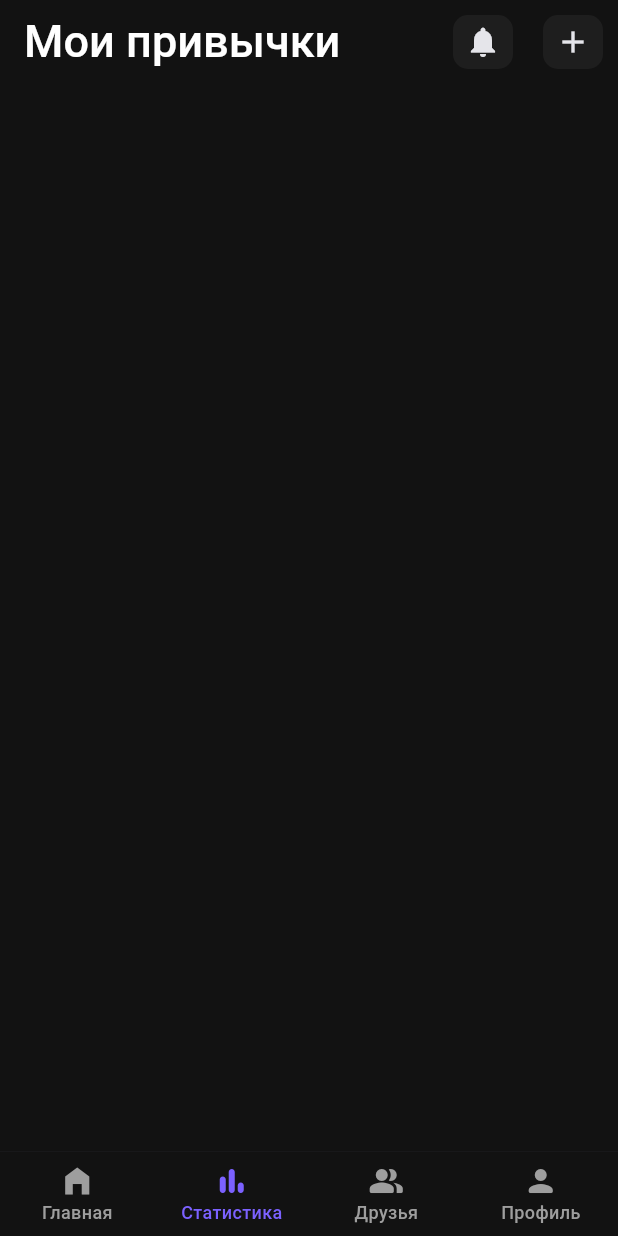
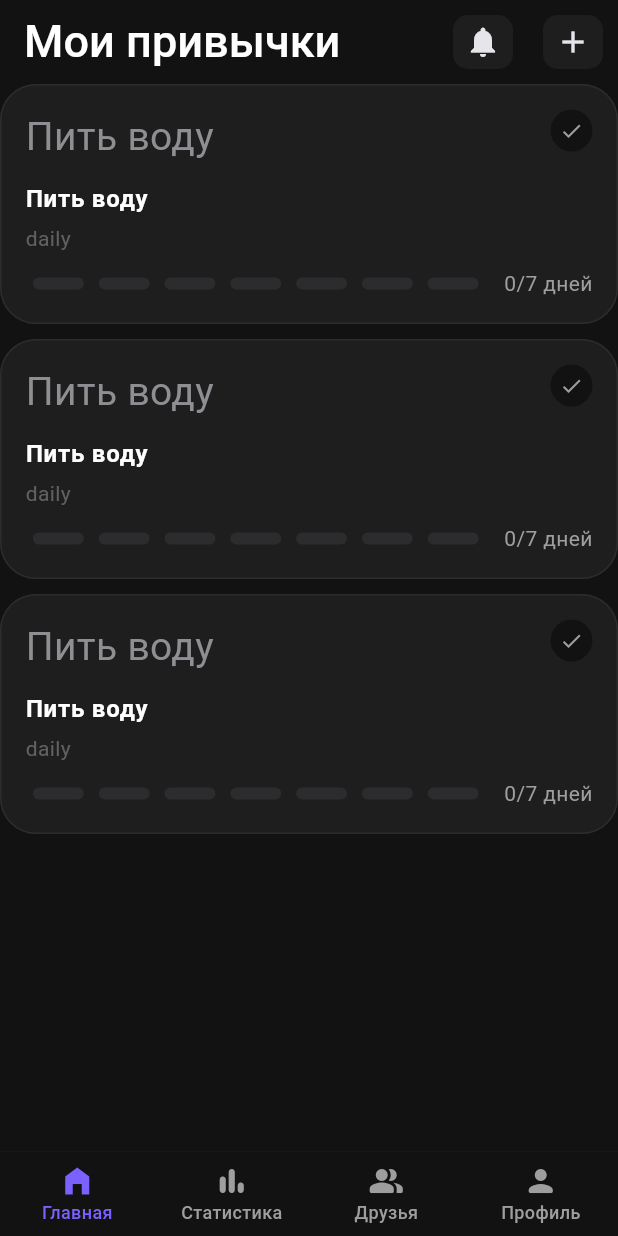
Before and after one commit to ruwbine/habitious, a Flutter app: the screen it shows after launch, on a phone screen of 412 x 824 dp. Run offline on Flutter 3.47's test engine with Material 3 defaults, Android fonts, the phone set to English and light mode, and no system bars; Roboto replaces fonts that are missing (SF Pro Display); project files that could hold a hidden picture were left out.

Commit message:
add habit cards into page

```diff
--- a/lib/features/habits/presentation/pages/habits_page.dart
+++ b/lib/features/habits/presentation/pages/habits_page.dart
@@ -51,7 +51,34 @@ class HabitsPage extends StatelessWidget {
         backgroundColor: AppColors.darkBackground,
         elevation: 0.0,
       ),
-      bottomNavigationBar: AppBottomBar(currentIndex: 1)
+      body: Container(child: Center(
+          child: Column(
+            spacing: 10,
+            children: [
+              HabitCard(
+                accentColor: AppColors.lightAccent,
+                title: 'Пить воду',
+                icon: Icon(Icons.water),
+                frequency: 'daily',
+                onTap:() => 'meow',
+                isCompleted: false, ),
+                HabitCard(
+                accentColor: AppColors.lightAccent,
+                title: 'Пить воду',
+                icon: Icon(Icons.water),
+                frequency: 'daily',
+                onTap:() => 'meow',
+                isCompleted: false, ),
+                HabitCard(
+                accentColor: AppColors.lightAccent,
+                title: 'Пить воду',
+                icon: Icon(Icons.water),
+                frequency: 'daily',
+                onTap:() => 'meow',
+                isCompleted: false, )
+            ],),
+      )),
+      bottomNavigationBar: AppBottomBar(currentIndex: 0)
     );
   }
 }
--- a/lib/features/habits/presentation/widgets/habit_card.dart
+++ b/lib/features/habits/presentation/widgets/habit_card.dart
@@ -1,129 +1,114 @@
-// import 'package:flutter/material.dart';
+import 'package:flutter/material.dart';
+import 'package:habitious/core/theme/app_colors.dart';
 
-// class HabitCard extends StatelessWidget {
-//   final String title;
-//   final String icon;
-//   final String frequency;
-//   final Color accentColor;
-//   final bool isCompleted;
-//   final VoidCallback onTap;
+class HabitCard extends StatelessWidget {
+  final String title;
+  final Icon icon;
+  final String frequency;
+  final Color accentColor;
+  final bool isCompleted;
+  final VoidCallback onTap;
 
-//   const HabitCard({
-//     super.key,
-//     required this.title,
-//     required this.icon,
-//     required this.frequency,
-//     required this.accentColor,
-//     required this.isCompleted,
-//     required this.onTap,
-//   });
+  const HabitCard({
+    super.key,
+    required this.title,
+    required this.icon,
+    required this.frequency,
+    required this.accentColor,
+    required this.isCompleted,
+    required this.onTap,
+  });
 
-//   @override
-//   Widget build(BuildContext context) {
-//     final theme = Theme.of(context);
-//     final colorScheme = theme.colorScheme;
+  @override
+  Widget build(BuildContext context) {
+    final theme = Theme.of(context);
+    final colorScheme = theme.colorScheme;
 
-//     return Material(
-//       color: colorScheme.surface,
-//       borderRadius: BorderRadius.circular(24),
-//       child: InkWell(
-//         borderRadius: BorderRadius.circular(24),
-//         onTap: onTap,
-//         child: Container(
-//           width: 160,
-//           height: 160,
-//           padding: const EdgeInsets.all(16),
-//           decoration: BoxDecoration(
-//             borderRadius: BorderRadius.circular(24),
-//             border: Border.all(
-//               color: theme.dividerColor,
-//               width: 1,
-//             ),
-//           ),
-//           child: Stack(
-//             children: [
-//               // TOP LEFT ICON
-//               Align(
-//                 alignment: Alignment.topLeft,
-//                 child: Text(
-//                   icon,
-//                   style: const TextStyle(fontSize: 26),
-//                 ),
-//               ),
+    return Material(
+      color: colorScheme.surface,
+      borderRadius: BorderRadius.circular(24),
+      child: InkWell(
+        borderRadius: BorderRadius.circular(24),
+        onTap: onTap,
+        child: Container(
+          height: 160,
+          padding: const EdgeInsets.all(16),
+          decoration: BoxDecoration(
+            borderRadius: BorderRadius.circular(24),
+            border: Border.all(
+              color: theme.dividerColor,
+              width: 1,
+            ),
+          ),
+          child: Stack(
+            children: [
+              // icon,
+              // TOP LEFT ICON
+              Align(
+                alignment: Alignment.topLeft,
+                child: Text(
+                  title,
+                  style: const TextStyle(fontSize: 26),
+                ),
+              ),
 
-//               // TOP RIGHT CHECK
-//               Align(
-//                 alignment: Alignment.topRight,
-//                 child: Container(
-//                   width: 28,
-//                   height: 28,
-//                   decoration: BoxDecoration(
-//                     shape: BoxShape.circle,
-//                     color: isCompleted
-//                         ? accentColor
-//                         : colorScheme.surfaceContainerHighest,
-//                   ),
-//                   child: Icon(
-//                     Icons.check,
-//                     size: 16,
-//                     color: isCompleted ? Colors.black : Colors.grey,
-//                   ),
-//                 ),
-//               ),
+              // TOP RIGHT CHECK
+              Align(
+                alignment: Alignment.topRight,
+                child: Container(
+                  width: 28,
+                  height: 28,
+                  decoration: BoxDecoration(
+                    shape: BoxShape.circle,
+                    color: isCompleted
+                        ? accentColor
+                        : colorScheme.surfaceContainerHighest,
+                  ),
+                  child: Icon(
+                    Icons.check,
+                    size: 16,
+                    color: isCompleted ? Colors.black : Colors.grey,
+                  ),
+                ),
+              ),
 
-//               // BOTTOM CONTENT
-//               Align(
-//                 alignment: Alignment.bottomLeft,
-//                 child: Column(
-//                   mainAxisSize: MainAxisSize.min,
-//                   crossAxisAlignment: CrossAxisAlignment.start,
-//                   children: [
-//                     Text(
-//                       title,
-//                       style: theme.textTheme.bodyLarge?.copyWith(
-//                         fontWeight: FontWeight.w600,
-//                       ),
-//                     ),
-//                     const SizedBox(height: 4),
-//                     Text(
-//                       frequency,
-//                       style: theme.textTheme.bodyMedium?.copyWith(
-//                         color: theme.textTheme.bodyMedium?.color
-//                             ?.withOpacity(0.6),
-//                       ),
-//                     ),
+              // BOTTOM CONTENT
+              Align(
+                alignment: Alignment.bottomLeft,
+                child: Column(
+                  mainAxisSize: MainAxisSize.min,
+                  crossAxisAlignment: CrossAxisAlignment.start,
+                  children: [
+                    Text(
+                      title,
+                      style: theme.textTheme.bodyLarge?.copyWith(
+                        fontWeight: FontWeight.w600,
+                        fontFamily: 'SF Pro Display'
+                      ),
+                    ),
+                    const SizedBox(height: 4),
+                    Text(
+                      frequency,
+                      style: theme.textTheme.bodyMedium?.copyWith(
+                        color: theme.textTheme.bodyMedium?.color
+                            ?.withOpacity(0.6),
+                      ),
+                    ),
 
-//                     const SizedBox(height: 10),
+                    const SizedBox(height: 10),
 
-//                     // progress squares (как в референсе)
-//                     Row(
-//                       children: List.generate(7, (index) {
-//                         final active = index < 2; // временно
-//                         return Container(
-//                           margin: const EdgeInsets.only(right: 4),
-//                           width: 10,
-//                           height: 10,
-//                           decoration: BoxDecoration(
-//                             color: active
-//                                 ? accentColor
-//                                 : colorScheme.surfaceContainerHighest,
-//                             borderRadius: BorderRadius.circular(3),
-//                           ),
-//                         );
-//                       }),
-//                     ),
-//                   ],
-//                 ),
-//               ),
-//             ],
-//           ),
-//         ),
-//       ),
-//     );
-//   }
-// }
+                    HabitProgressTracker(activeColor: accentColor)
+                  ],
+                ),
+              ),
+            ],
+          ),
+        ),
+      ),
+    );
+  }
+}
 
-import 'package:flutter/material.dart';
 
 class HabitProgressTracker extends StatefulWidget {
   final int totalDays; // Всего дней (например, 7)
```
